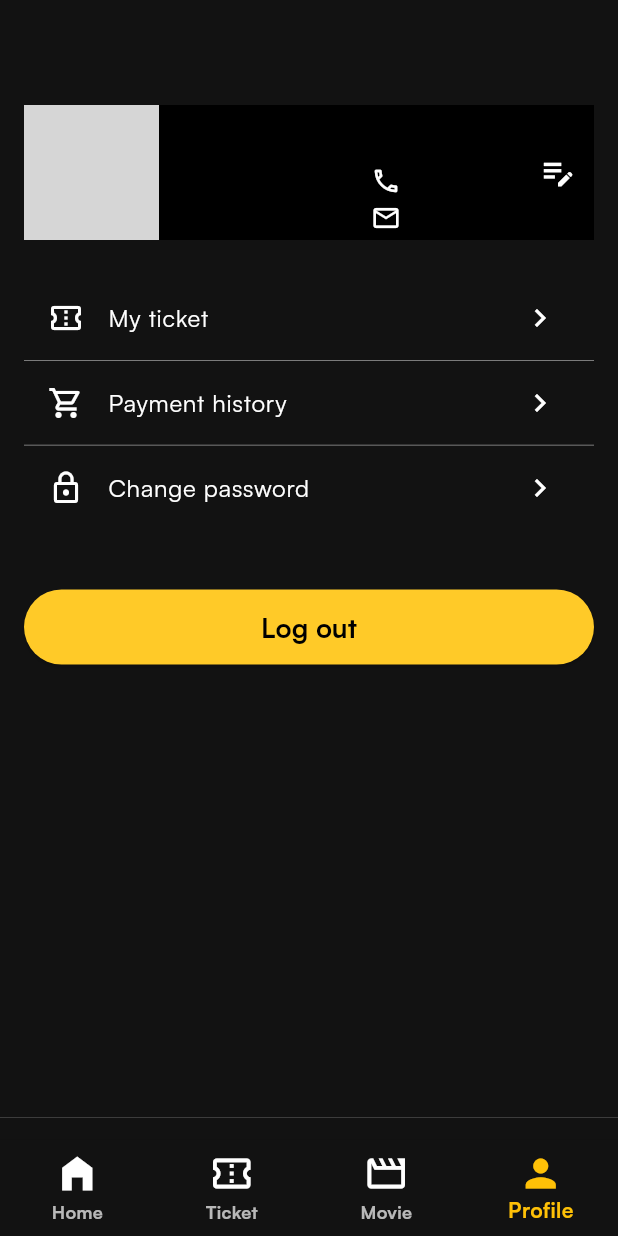
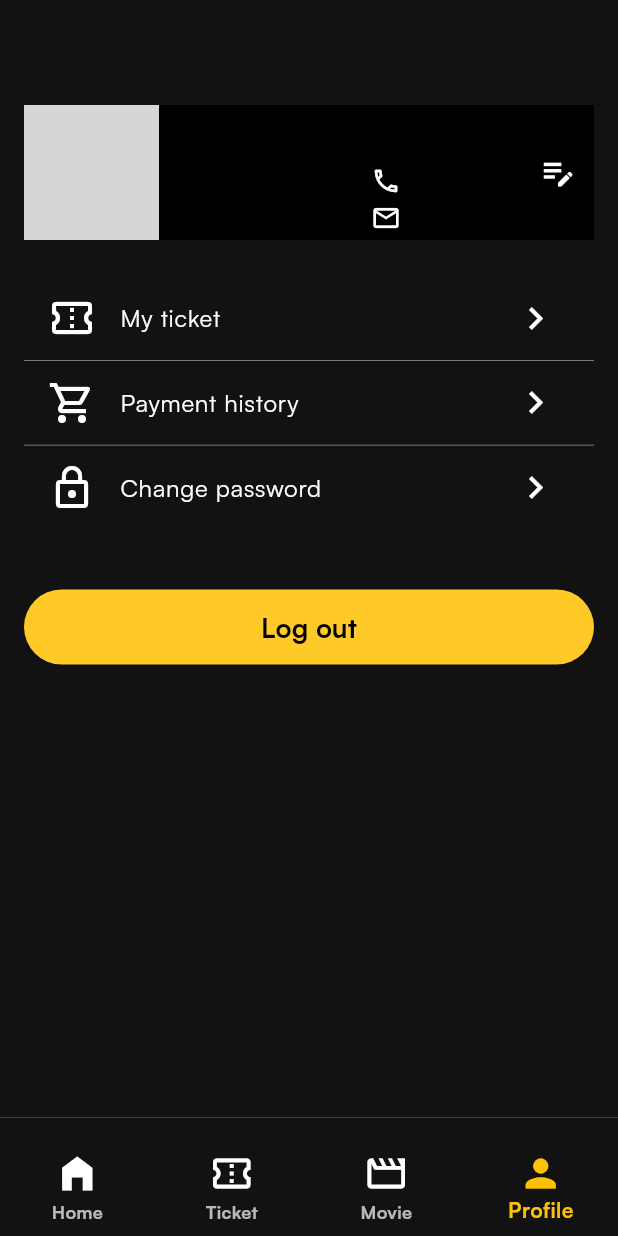
Before and after one commit to HiToandzzx/MBooking, a Flutter app: the screen it shows once a user with an empty profile is signed in, item 4 of the bottom bar chosen, on a phone screen of 412 x 824 dp. Run offline on Flutter 3.47's test engine with Material 3 defaults, Android fonts, the phone set to English and light mode, and no system bars; our stand-ins replace firebase_auth, firebase_core, flutter_svg, google_sign_in; missing offline and left inert: flutterfire_ui; accounts and stored records are empty; network calls fail; grey boxes are pictures that could not be loaded.

Commit message:
refactor name of viewmodel_profile.dart

```diff
--- a/lib/view/tab_profile/profile_page.dart
+++ b/lib/view/tab_profile/profile_page.dart
@@ -1,7 +1,7 @@
 import 'package:firebase_auth/firebase_auth.dart';
 import 'package:flutter/material.dart';
 import 'package:google_sign_in/google_sign_in.dart';
-import 'package:movies_app_ttcn/view/tab_profile/viewmodel_profile.dart';
+import 'package:movies_app_ttcn/widgets/build_list_title.dart';
 import 'package:movies_app_ttcn/widgets/basic_button.dart';
 
 class ProfilePage extends StatefulWidget {
--- a/lib/view/tab_profile/viewmodel_profile.dart
+++ b/lib/widgets/build_list_title.dart
@@ -18,9 +18,9 @@ Widget buildListTile({
           ),
     ),
     child: ListTile(
-      leading: Icon(icon, color: Colors.white),
-      title: Text(text, style: const TextStyle(color: Colors.white)),
-      trailing: const Icon(Icons.keyboard_arrow_right, color: Colors.white),
+      leading: Icon(icon, color: Colors.white, size: 32,),
+      title: Text(text, style: const TextStyle(color: Colors.white, fontSize: 16)),
+      trailing: const Icon(Icons.keyboard_arrow_right, color: Colors.white, size: 30,),
       onTap: onTap,
     ),
   );
```
